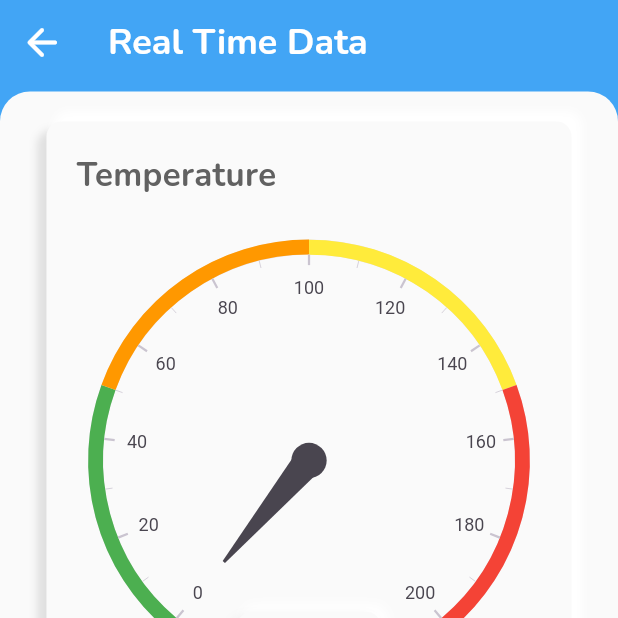
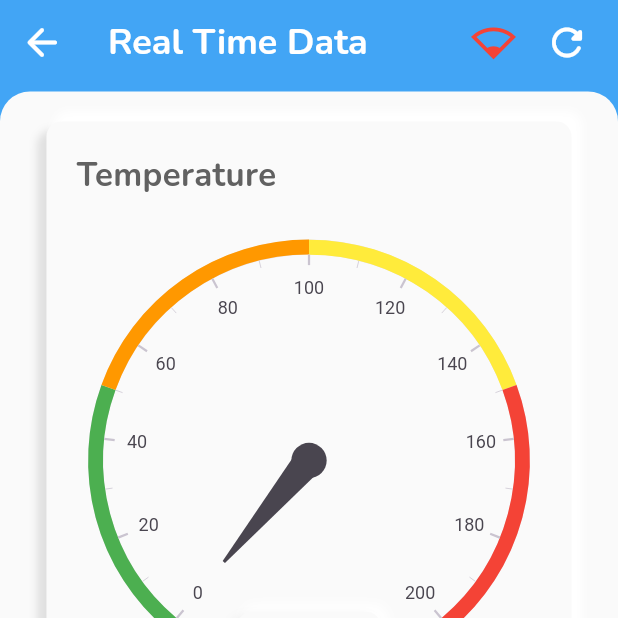
Before and after one commit to Sathwikkd/skf-dashboard-app, a Flutter app: the TemperaturePidPage screen opened directly with empty values, on a phone screen of 412 x 824 dp, the top half of it. Run offline on Flutter 3.47's test engine with Material 3 defaults, Android fonts, the phone set to English and light mode, and no system bars; drawn by our look-alikes of syncfusion_flutter_gauges; our stand-ins replace flutter_bloc, google_fonts, hive_flutter, jwt_decoder; missing offline and left inert: mqtt_client; accounts and stored records are empty; network calls fail.

Commit message:
no issue

```diff
--- a/lib/features/active_device/pages/temp_and_pid.dart
+++ b/lib/features/active_device/pages/temp_and_pid.dart
@@ -22,6 +22,7 @@ class TemperaturePidPage extends StatefulWidget {
 class _TemperaturePidPageState extends State<TemperaturePidPage> {
   double temperatureValue = 0.0;
   double pidvalveValue = 0.0;
+  bool isConnected = false;
 
   @override
   void initState() {
@@ -57,6 +58,7 @@ class _TemperaturePidPageState extends State<TemperaturePidPage> {
               /// [FetchDataFromMqttSuccessState]
               if (state is FetchDataFromMqttSuccessState) {
                 setState(() {
+                  isConnected = true;
                   // Update `temperatureValue` only if a valid value is received
                   if (state.data.containsKey('rt_tp') &&
                       state.data['rt_tp'] != null) {
@@ -123,6 +125,35 @@ class _TemperaturePidPageState extends State<TemperaturePidPage> {
   /// [AppBar] widget
   PreferredSizeWidget _appBar() {
     return AppBar(
+      actions: [
+            Icon(
+              !isConnected
+                  ? Icons.network_wifi_1_bar_sharp
+                  : Icons.network_wifi_sharp,
+              color: !isConnected ? Colors.red : Colors.green,
+              size: 30,
+            ),
+            const SizedBox(
+              width: 10,
+            ),
+            IconButton(
+              onPressed: () {
+                BlocProvider.of<TemperatureBloc>(context).add(
+                  FetchDataFromMqttEvent(
+                    drierId: widget.drierId,
+                  ),
+                );
+              },
+              icon: const Icon(
+                Icons.refresh_rounded,
+                color: Colors.white,
+                size: 30,
+              ),
+            ),
+            const SizedBox(
+              width: 10,
+            ),
+          ],
       leading: IconButton(
         onPressed: () {
           BlocProvider.of<TemperatureBloc>(context).add(StopStreamEvent());
```
Also changed, not shown: lib/features/status/pages/status_page.dart (+32 -0 lines).
